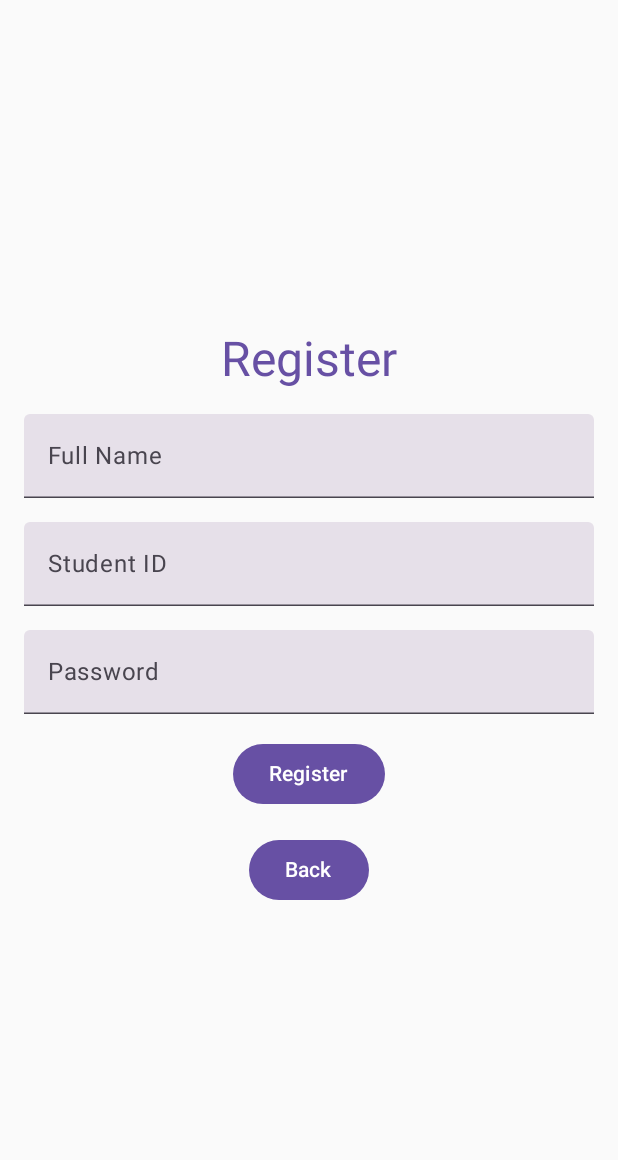
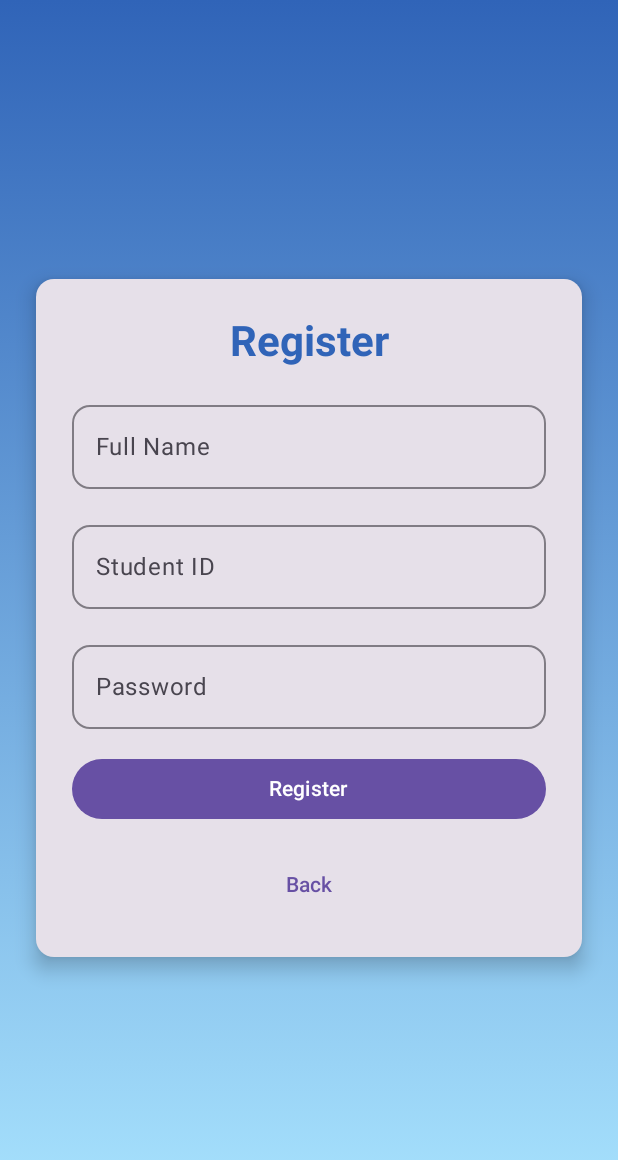
Before and after one commit to Harjappan-Singh/Room_Booking_Android, an Android app built with Jetpack Compose: the screen it shows after launch (MainActivity), after a tap on "Register", on a phone screen of 412 x 824 dp. Shown: the top 1160 px of the screen. Run offline under Robolectric (Android 15) with nearby library versions, the light colour scheme and no system bars; our stand-ins replace Room's generated code.

Commit message:
💄 Update styles for login and register screen

```diff
--- a/app/src/main/java/com/example/roombooking/navigation/MainApp.kt
+++ b/app/src/main/java/com/example/roombooking/navigation/MainApp.kt
@@ -31,7 +31,7 @@
     ) {
         composable(Routes.Splash) { SplashScreen(navController = navController, isAppLoading = isAppLoading) }
         composable(Routes.LoginRegister) {
-            LoginWithButtonAndImage(
+            LoginRegisterScreen(
                 onLoginClicked = { navController.navigate(Routes.Login) },
                 onRegisterClicked = { navController.navigate(Routes.Register) },
                 modifier = Modifier.fillMaxSize()
--- a/app/src/main/java/com/example/roombooking/view/InputField.kt
+++ b/app/src/main/java/com/example/roombooking/view/InputField.kt
@@ -1,23 +1,35 @@
 package com.example.roombooking.view
 import androidx.compose.foundation.layout.fillMaxWidth
+import androidx.compose.foundation.shape.RoundedCornerShape
 import androidx.compose.material3.*
 import androidx.compose.runtime.Composable
 import androidx.compose.ui.text.input.PasswordVisualTransformation
 import androidx.compose.ui.text.input.VisualTransformation
 import androidx.compose.ui.Modifier
+import androidx.compose.ui.unit.dp
 
+@OptIn(ExperimentalMaterial3Api::class)
 @Composable
 fun InputField(
     value: String,
     label: String,
     isPassword: Boolean = false,
-    onValueChange: (String) -> Unit
+    onValueChange: (String) -> Unit,
+    modifier: Modifier = Modifier
 ) {
-    TextField(
+    OutlinedTextField(
         value = value,
         onValueChange = onValueChange,
-        label = { Text(label) },
-        modifier = Modifier.fillMaxWidth(),
-        visualTransformation = if (isPassword) PasswordVisualTransformation() else VisualTransformation.None
+        label = { Text(text = label, style = MaterialTheme.typography.bodyLarge) },
+        modifier = modifier,
+        visualTransformation = if (isPassword) PasswordVisualTransformation() else VisualTransformation.None,
+        singleLine = true,
+        shape = RoundedCornerShape(12.dp),
+        colors = TextFieldDefaults.outlinedTextFieldColors(
+            focusedBorderColor = MaterialTheme.colorScheme.primary,
+            unfocusedBorderColor = MaterialTheme.colorScheme.onSurface.copy(alpha = 0.5f),
+            focusedLabelColor = MaterialTheme.colorScheme.primary,
+            cursorColor = MaterialTheme.colorScheme.primary
+        )
     )
 }
--- a/app/src/main/java/com/example/roombooking/view/LoginRegisterScreen.kt
+++ b/app/src/main/java/com/example/roombooking/view/LoginRegisterScreen.kt
@@ -1,21 +1,20 @@
 package com.example.roombooking.view
 
-import androidx.compose.foundation.layout.Arrangement
-import androidx.compose.foundation.layout.Box
-import androidx.compose.foundation.layout.Column
-import androidx.compose.foundation.layout.Spacer
-import androidx.compose.foundation.layout.fillMaxSize
-import androidx.compose.foundation.layout.height
-import androidx.compose.foundation.layout.padding
-import androidx.compose.material3.Button
-import androidx.compose.material3.Text
+import androidx.compose.foundation.background
+import androidx.compose.foundation.layout.*
+import androidx.compose.material3.*
 import androidx.compose.runtime.Composable
 import androidx.compose.ui.Alignment
 import androidx.compose.ui.Modifier
+import androidx.compose.ui.graphics.Brush
+import androidx.compose.ui.graphics.Color
+import androidx.compose.ui.text.font.FontWeight
+import androidx.compose.ui.text.style.TextAlign
 import androidx.compose.ui.unit.dp
+import androidx.compose.ui.unit.sp
 
 @Composable
-fun LoginWithButtonAndImage(
+fun LoginRegisterScreen(
     onLoginClicked: () -> Unit,
     onRegisterClicked: () -> Unit,
     modifier: Modifier = Modifier
@@ -23,19 +22,64 @@
     Box(
         modifier = modifier
             .fillMaxSize()
+            .background(
+                Brush.verticalGradient(
+                    colors = listOf(
+                        Color(0xFF3064B8),
+                        Color(0xFFAAE5FF)
+                    )
+                )
+            )
             .padding(16.dp),
         contentAlignment = Alignment.Center
     ) {
         Column(
             horizontalAlignment = Alignment.CenterHorizontally,
-            verticalArrangement = Arrangement.Center
+            verticalArrangement = Arrangement.spacedBy(24.dp)
         ) {
-            Button(onClick = onLoginClicked) {
-                Text("Log In")
+            Text(
+                text = "Space Reserve",
+                color = Color.White,
+                fontSize = 32.sp,
+                fontWeight = FontWeight.Bold,
+                textAlign = TextAlign.Center
+            )
+
+            Text(
+                text = "Booking made simpler",
+                color = Color.White.copy(alpha = 0.8f),
+                fontSize = 18.sp,
+                textAlign = TextAlign.Center
+            )
+
+            Spacer(modifier = Modifier.height(32.dp))
+
+            Button(
+                onClick = onLoginClicked,
+                modifier = Modifier
+                    .fillMaxWidth(0.8f)
+                    .height(50.dp),
+                colors = ButtonDefaults.buttonColors(
+                    containerColor = Color.White,
+                    contentColor = Color(0xFF3064B8)
+                ),
+                shape = MaterialTheme.shapes.medium
+            ) {
+                Text("Log In", fontSize = 18.sp, fontWeight = FontWeight.Medium)
             }
-            Spacer(modifier = Modifier.height(16.dp))
-            Button(onClick = onRegisterClicked) {
-                Text("Register")
+
+            Button(
+                onClick = onRegisterClicked,
+                modifier = Modifier
+                    .fillMaxWidth(0.8f)
+                    .height(50.dp),
+                colors = ButtonDefaults.buttonColors(
+                    containerColor = Color(0xFF3064B8),
+                    contentColor = Color.White
+                ),
+                shape = MaterialTheme.shapes.medium
+            ) {
+                Text("Register", fontSize = 18.sp, fontWeight = FontWeight.Medium)
             }
         }
     }
--- a/app/src/main/java/com/example/roombooking/view/RegisterScreen.kt
+++ b/app/src/main/java/com/example/roombooking/view/RegisterScreen.kt
@@ -1,11 +1,15 @@
 package com.example.roombooking.view
 import android.widget.Toast
+import androidx.compose.foundation.background
 import androidx.compose.foundation.layout.*
 import androidx.compose.material3.*
 import androidx.compose.runtime.*
 import androidx.compose.ui.Alignment
 import androidx.compose.ui.Modifier
-import androidx.compose.ui.platform.LocalContext
+import androidx.compose.ui.graphics.Brush
+import androidx.compose.ui.graphics.Color
+import androidx.compose.ui.text.font.FontWeight
+import androidx.compose.ui.text.style.TextAlign
 import androidx.compose.ui.unit.dp
 import com.example.roombooking.model.Student
 import com.example.roombooking.viewmodel.StudentViewModel
@@ -30,47 +34,68 @@
         }
     }
 
+    Box(
+        modifier = Modifier
+            .fillMaxSize()
+            .background(
+                Brush.verticalGradient(
+                    colors = listOf(Color(0xFF3064B8), Color(0xFFAAE5FF))
+                )
+            )
+    ) {
+        Card(
+            modifier = Modifier
+                .padding(24.dp)
+                .fillMaxWidth()
+                .align(Alignment.Center),
+            elevation = CardDefaults.cardElevation(8.dp)
+        ) {
             Column(
                 modifier = Modifier
-            .fillMaxSize()
-            .padding(16.dp),
+                    .padding(24.dp)
+                    .fillMaxWidth(),
                 horizontalAlignment = Alignment.CenterHorizontally,
-        verticalArrangement = Arrangement.Center
+                verticalArrangement = Arrangement.spacedBy(16.dp)
             ) {
                 Text(
                     text = "Register",
-            style = MaterialTheme.typography.headlineLarge,
-            color = MaterialTheme.colorScheme.primary
+                    style = MaterialTheme.typography.headlineMedium,
+                    fontWeight = FontWeight.Bold,
+                    color = Color(0xFF3064B8),
+                    textAlign = TextAlign.Center
                 )
 
-        Spacer(modifier = Modifier.height(16.dp))
+                InputField(
+                    value = studentName,
+                    label = "Full Name",
+                    onValueChange = { studentName = it },
+                    modifier = Modifier.fillMaxWidth()
+                )
 
-        InputField(value = studentName, label = "Full Name") {
-            studentName = it
-        }
+                InputField(
+                    value = studentId,
+                    label = "Student ID",
+                    onValueChange = { studentId = it },
+                    modifier = Modifier.fillMaxWidth()
+                )
 
-        Spacer(modifier = Modifier.height(16.dp))
+                InputField(
+                    value = password,
+                    label = "Password",
+                    isPassword = true,
+                    onValueChange = { password = it },
+                    modifier = Modifier.fillMaxWidth()
+                )
 
-        InputField(value = studentId, label = "Student ID") {
-            studentId = it
-        }
-
-        Spacer(modifier = Modifier.height(16.dp))
-
-        InputField(value = password, label = "Password", isPassword = true) {
-            password = it
-        }
-
-        Spacer(modifier = Modifier.height(16.dp))
-
-        Button(onClick = {
+                Button(
+                    onClick = {
                         when {
                             studentName.isBlank() -> snackbarMessage = "Full Name is required!"
                             studentId.isBlank() -> snackbarMessage = "Student ID is required!"
                             password.isBlank() -> snackbarMessage = "Password is required!"
                             password.length < 6 -> snackbarMessage = "Password must be at least 6 characters!"
                             else -> {
-                    val newStudent = Student(studentId = studentId, name = studentName, password = password)
+                                val newStudent = Student(studentId, studentName, password)
                                 studentViewModel.registerStudent(newStudent) { success ->
                                     if (success) {
                                         snackbarMessage = "Registered successfully!"
@@ -81,18 +106,18 @@
                                 }
                             }
                         }
-        }) {
+                    },
+                    modifier = Modifier.fillMaxWidth()
+                ) {
                     Text("Register")
                 }
 
-        Spacer(modifier = Modifier.height(16.dp))
-
-        Button(onClick = { onBackClicked() }) {
-            Text("Back")
+                TextButton(onClick = onBackClicked) {
+                    Text("Back", color = MaterialTheme.colorScheme.primary)
+                }
             }
         }
 
-    Box(modifier = Modifier.fillMaxSize()) {
         SnackbarHost(
             hostState = snackbarHostState,
             modifier = Modifier
@@ -101,58 +126,3 @@
         )
     }
 }
-
-
-//@Composable
-//fun RegisterScreen(
-//    onRegisterClicked: (String, String, String) -> Unit = { _, _, _ -> },
-//    onBackClicked: () -> Unit = {}
-//) {
-//    var studentName by remember { mutableStateOf("") }
-//    var studentId by remember { mutableStateOf("") }
-//    var password by remember { mutableStateOf("") }
-//
-//    Column(
-//        modifier = Modifier
-//            .fillMaxSize()
-//            .padding(16.dp),
-//        horizontalAlignment = Alignment.CenterHorizontally,
-//        verticalArrangement = Arrangement.Center
-//    ) {
-//        Text(
-//            text = "Register",
-//            style = MaterialTheme.typography.headlineLarge,
-//            color = MaterialTheme.colorScheme.primary
-//        )
-//
-//        Spacer(modifier = Modifier.height(16.dp))
-//
-//        InputField(value = studentName, label = "Full Name") {
-//            studentName = it
-//        }
-//
-//        Spacer(modifier = Modifier.height(16.dp))
-//
-//        InputField(value = studentId, label = "Student ID") {
-//            studentId = it
-//        }
-//
-//        Spacer(modifier = Modifier.height(16.dp))
-//
-//        InputField(value = password, label = "Password", isPassword = true) {
-//            password = it
-//        }
-//
-//        Spacer(modifier = Modifier.height(16.dp))
-//
-//        Button(onClick = { onRegisterClicked(studentName, studentId, password) }) {
-//            Text("Register")
-//        }
-//
-//        Spacer(modifier = Modifier.height(16.dp))
-//
-//        Button(onClick = { onBackClicked() }) {
-//            Text("Back")
-//        }
-//    }
-//}
```
Also changed, not shown: app/src/main/java/com/example/roombooking/view/LoginScreen.kt (+66 -74 lines). Lines whose indentation alone changed are shown as unchanged.
